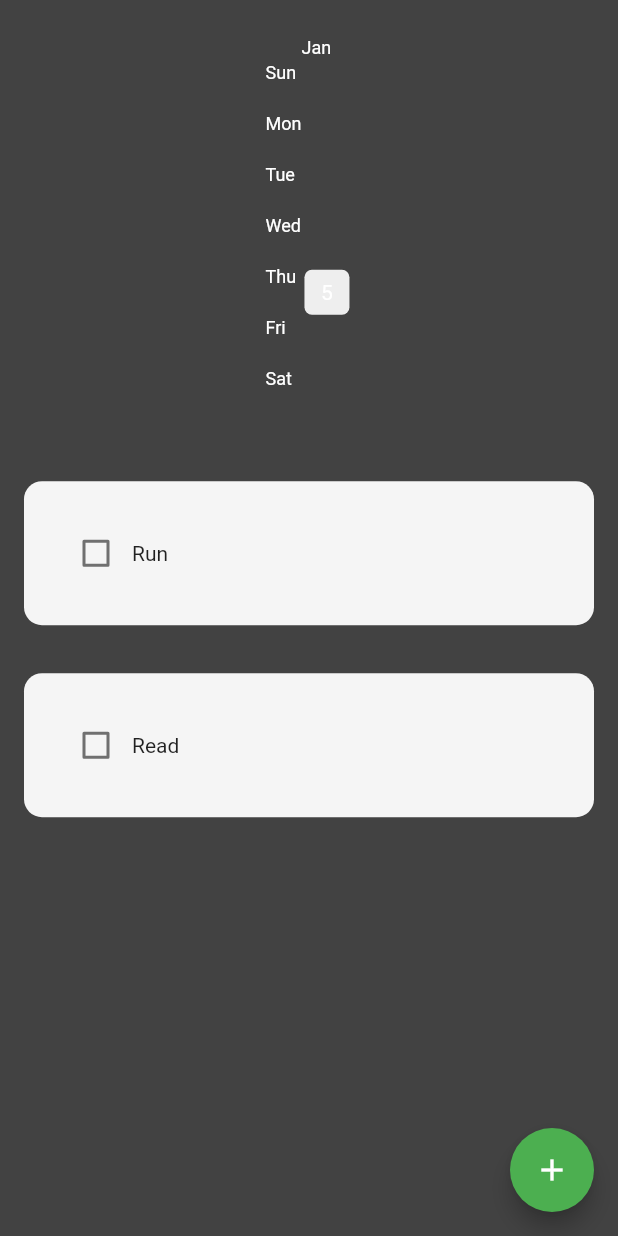
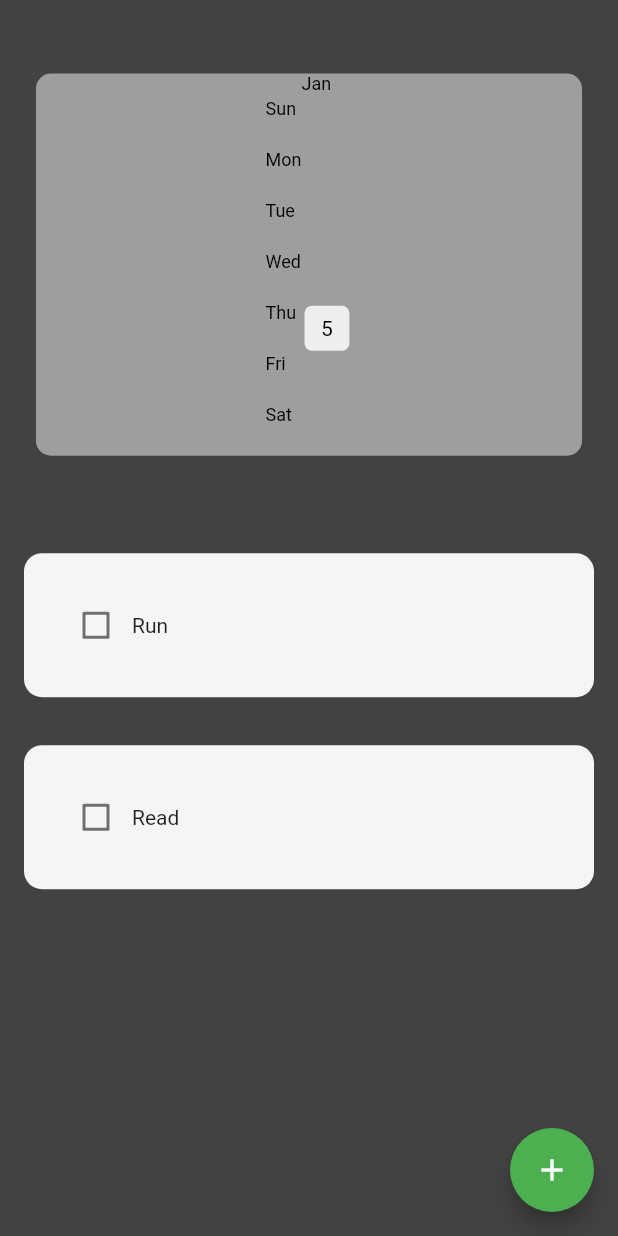
Before and after one commit to Dan-Sutton/habit-tracker, a Flutter app: the screen it shows after launch, on a phone screen of 412 x 824 dp. Run offline on Flutter 3.47's test engine with Material 2 defaults, Android fonts, the phone set to English and light mode, and no system bars; drawn by our look-alikes of flutter_heatmap_calendar, flutter_slidable; our stand-ins replace hive_flutter; accounts and stored records are empty.

Commit message:
heatmap styling

```diff
--- a/lib/components/monthly_summary.dart
+++ b/lib/components/monthly_summary.dart
@@ -17,13 +17,20 @@ class MonthlySummary extends StatelessWidget {
   Widget build(BuildContext context) {
     return Container(
       padding: const EdgeInsets.only(top: 25, bottom: 25),
+      child: Padding(
+        padding: const EdgeInsets.all(24.0),
+        child: Container(
+          decoration: BoxDecoration(
+            borderRadius: BorderRadius.circular(10),
+            color: Colors.grey,
+          ),
           child: HeatMap(
             startDate: createDateTimeObject(startDate),
             endDate: DateTime.now().add(const Duration(days: 0)),
             datasets: datasets,
             colorMode: ColorMode.color,
             defaultColor: Colors.grey[200],
-        textColor: Colors.white,
+            textColor: Colors.black,
             showColorTip: false,
             showText: true,
             scrollable: true,
@@ -45,6 +52,8 @@ class MonthlySummary extends StatelessWidget {
                   .showSnackBar(SnackBar(content: Text(value.toString())));
             },
           ),
+        ),
+      ),
     );
   }
 }
```
Lines whose indentation alone changed are shown as unchanged.
